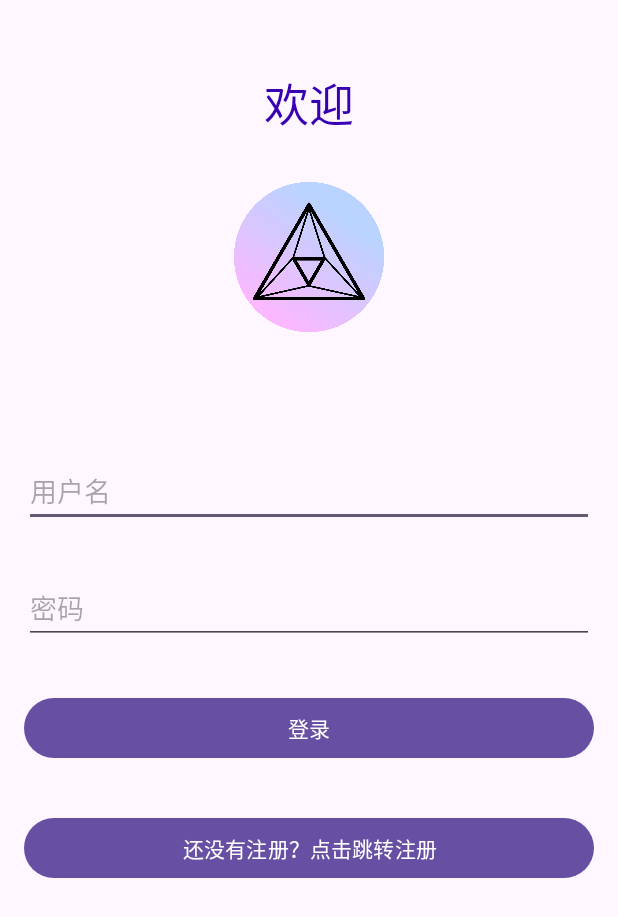
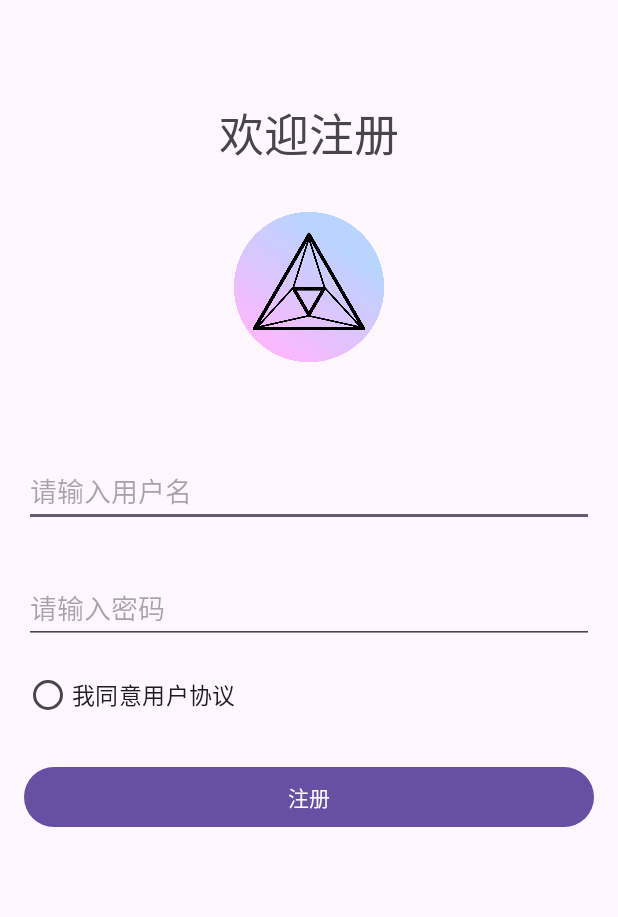
Before and after one commit to Guan612/myphoto, an Android app: the layout zuchepage.xml on its own in the app's theme, with its tools: preview values and no code run, on a phone screen of 412 x 824 dp. Shown: the top 917 px of the screen. Run offline under Robolectric (Android 15) with nearby library versions, the phone set to English and light mode, and no system bars.

Commit message:
进行大批修改
移除了无用的页面，新建了页面

```diff
--- /dev/null
+++ b/app/src/main/java/com/example/myphoto/ZuChePage.java
@@ -0,0 +1,14 @@
+package com.example.myphoto;
+
+import androidx.appcompat.app.AppCompatActivity;
+
+import android.os.Bundle;
+
+public class ZuChePage extends AppCompatActivity {
+
+    @Override
+    protected void onCreate(Bundle savedInstanceState) {
+        super.onCreate(savedInstanceState);
+        setContentView(R.layout.zuchepage);
+    }
+}
--- a/app/src/main/res/layout/denlu.xml
+++ b/app/src/main/res/layout/zuchepage.xml
@@ -1,23 +1,21 @@
 <?xml version="1.0" encoding="utf-8"?>
 <LinearLayout xmlns:android="http://schemas.android.com/apk/res/android"
+    android:orientation="vertical"
     android:layout_width="match_parent"
     android:layout_height="match_parent"
-    android:orientation="vertical"
     android:padding="16dp">
-
     <TextView
         android:layout_width="match_parent"
         android:layout_height="wrap_content"
-        android:text="欢迎"
+        android:text="欢迎注册"
         android:textSize="30dp"
-        android:textColor="@color/design_default_color_primary_variant"
         android:gravity="center"
-        android:layout_marginTop="30dp"/>
+        android:layout_marginTop="50dp"/>
 
     <ImageView
         android:layout_width="100dp"
         android:layout_height="100dp"
-        android:src="@mipmap/Photoprism"
+        android:src="@mipmap/photoprism"
         android:layout_gravity="center_horizontal"
         android:layout_marginBottom="32dp"
         android:layout_marginTop="30dp"/>
@@ -26,31 +24,32 @@
         android:id="@+id/userid"
         android:layout_width="match_parent"
         android:layout_height="wrap_content"
-        android:hint="用户名"
-        android:inputType="text"
-        android:layout_marginTop="50dp"/>
+        android:hint="请输入用户名"
+        android:textColor="@android:color/darker_gray"
+        android:layout_marginTop="30dp"
+        android:inputType="text"/>
 
     <EditText
         android:id="@+id/password"
         android:layout_width="match_parent"
         android:layout_height="wrap_content"
-        android:hint="密码"
-        android:inputType="textPassword"
-        android:layout_marginTop="30dp"/>
+        android:hint="请输入密码"
+        android:textColor="@android:color/darker_gray"
+        android:layout_marginTop="30dp"
+        android:inputType="numberPassword"/>
+
+    <RadioButton
+        android:id="@+id/allowUserProtocol"
+        android:layout_width="match_parent"
+        android:layout_height="wrap_content"
+        android:text="我同意用户协议"
+        android:textSize="15dp"
+        android:layout_marginTop="10dp"/>
 
     <Button
-        android:id="@+id/login"
+        android:id="@+id/register"
         android:layout_width="match_parent"
         android:layout_height="wrap_content"
-        android:layout_marginTop="32dp"
-        android:text="登录" />
-
-    <Button
-        android:id="@+id/jumpRegistration"
-        android:layout_width="match_parent"
-        android:layout_height="wrap_content"
-        android:layout_marginTop="32dp"
-        android:text="还没有注册？点击跳转注册"
-        android:onClick="jumpRegistration"/>
-
+        android:text="注册"
+        android:layout_marginTop="20dp"/>
 </LinearLayout>
```
Also changed, not shown: app/src/main/AndroidManifest.xml (+17 -4 lines), app/src/main/java/com/example/myphoto/DenLu.java (deleted, +0 -23 lines), app/src/main/java/com/example/myphoto/DenLuPage.java (added, +27 -0 lines), app/src/main/java/com/example/myphoto/ZuChe.java (deleted, +0 -8 lines), app/src/main/res/layout/denlupage.xml (renamed from app/src/main/res/layout/zuche.xml, +22 -20 lines), app/src/main/res/mipmap-hdpi/immich.svg (deleted), app/src/main/res/mipmap-hdpi/photoprism.png (renamed from app/src/main/res/mipmap-hdpi/Photoprism.png).
